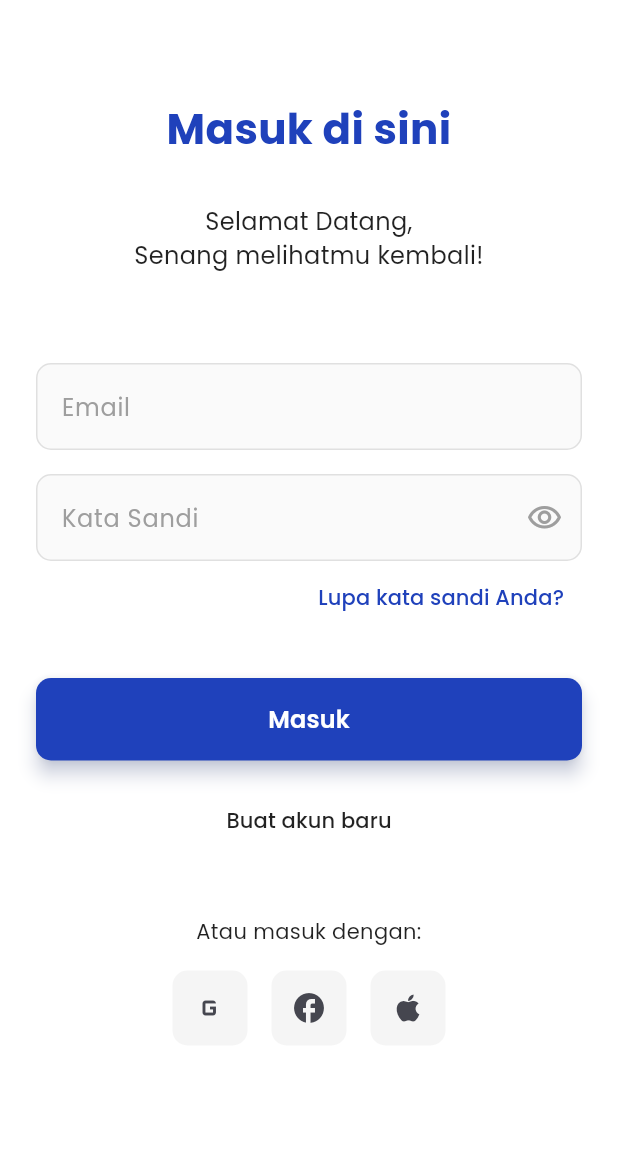
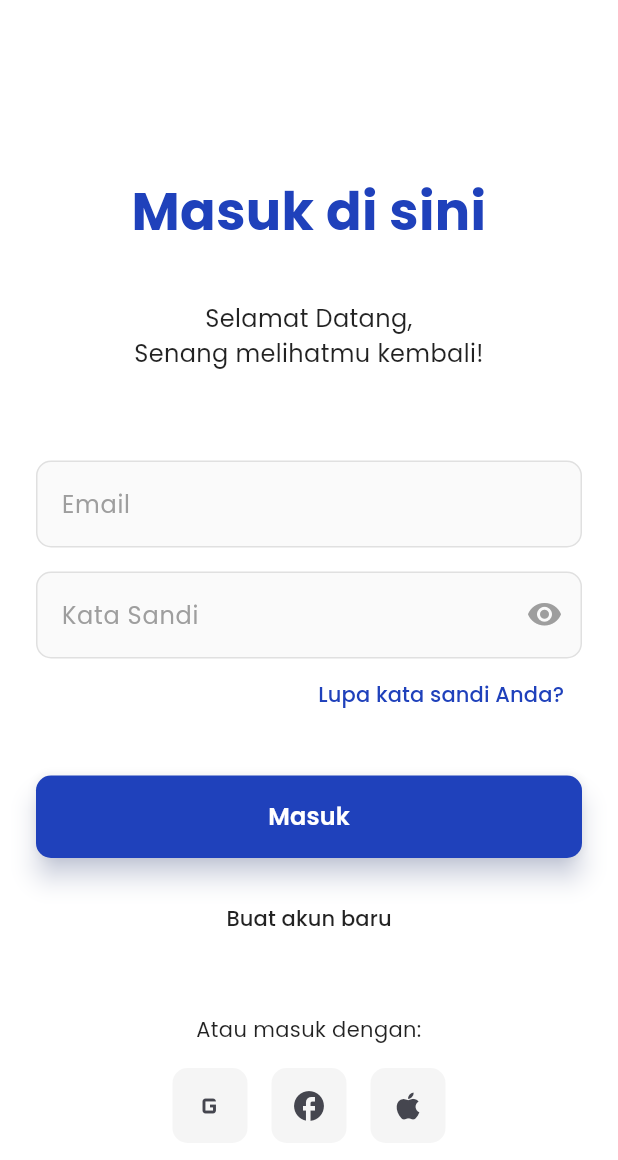
Before and after one commit to RafyFirdaus/Manajemen-barang-hilang-Tekmob-DPSI-, a Flutter app: the screen it shows after launch, on a phone screen of 412 x 824 dp. Shown: the top 1160 px of the screen. Run offline on Flutter 3.47's test engine with Material 3 defaults, Android fonts, the phone set to English and light mode, and no system bars; our stand-ins replace flutter_svg, google_fonts.

Commit message:
fix padding

```diff
--- a/lib/src/screens/auth/login_screen.dart
+++ b/lib/src/screens/auth/login_screen.dart
@@ -66,18 +66,18 @@ class _LoginScreenState extends State<LoginScreen> {
             child: Column(
             crossAxisAlignment: CrossAxisAlignment.stretch,
             children: [
-              const SizedBox(height: 50),
+              const SizedBox(height: 100),
               // Title
               Text(
                 'Masuk di sini',
                 textAlign: TextAlign.center,
                 style: GoogleFonts.poppins(
-                  fontSize: 28,
+                  fontSize: 35,
                   fontWeight: FontWeight.bold,
                   color: const Color(0xFF1F41BB),
                 ),
               ),
-              const SizedBox(height: 30),
+              const SizedBox(height: 35),
               // Welcome message
               Text(
                 'Selamat Datang,\nSenang melihatmu kembali!',
@@ -106,7 +106,7 @@ class _LoginScreenState extends State<LoginScreen> {
                 errorText: _passwordError,
                 suffixIcon: IconButton(
                   icon: Icon(
-                    _obscureText ? Icons.visibility_outlined : Icons.visibility_off_outlined,
+                    _obscureText ? Icons.visibility_sharp : Icons.visibility_off_sharp,
                     color: Colors.grey,
                   ),
                   onPressed: () {
@@ -155,7 +155,7 @@ class _LoginScreenState extends State<LoginScreen> {
                   shape: RoundedRectangleBorder(
                     borderRadius: BorderRadius.circular(10),
                   ),
-                  elevation: 5,
+                  elevation: 7,
                   shadowColor: const Color(0xFFCBD7FF),
                   disabledBackgroundColor: Colors.grey.shade400,
                 ),
--- a/lib/src/screens/welcome/welcome_screen.dart
+++ b/lib/src/screens/welcome/welcome_screen.dart
@@ -3,6 +3,8 @@ import 'package:flutter_svg/flutter_svg.dart';
 import 'package:google_fonts/google_fonts.dart';
 import '../../widgets/custom_button.dart';
 import '../auth/login_screen.dart';
+// ignore: unused_import
+import '../auth/register_screen.dart';
 import 'dart:async';
 
 class WelcomeScreen extends StatefulWidget {
@@ -13,7 +15,8 @@ class WelcomeScreen extends StatefulWidget {
 }
 
 class _WelcomeScreenState extends State<WelcomeScreen> {
-  bool _isLoading = true;
+  // ignore: unused_field
+  final bool _isLoading = true;
 
   @override
   void initState() {
```
